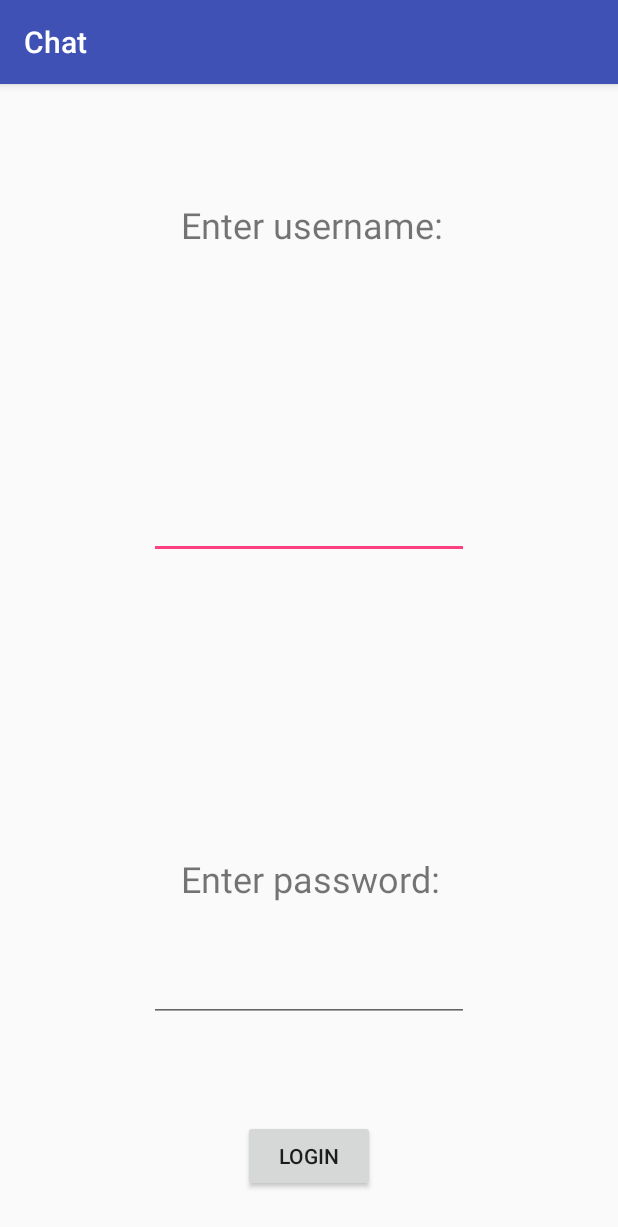
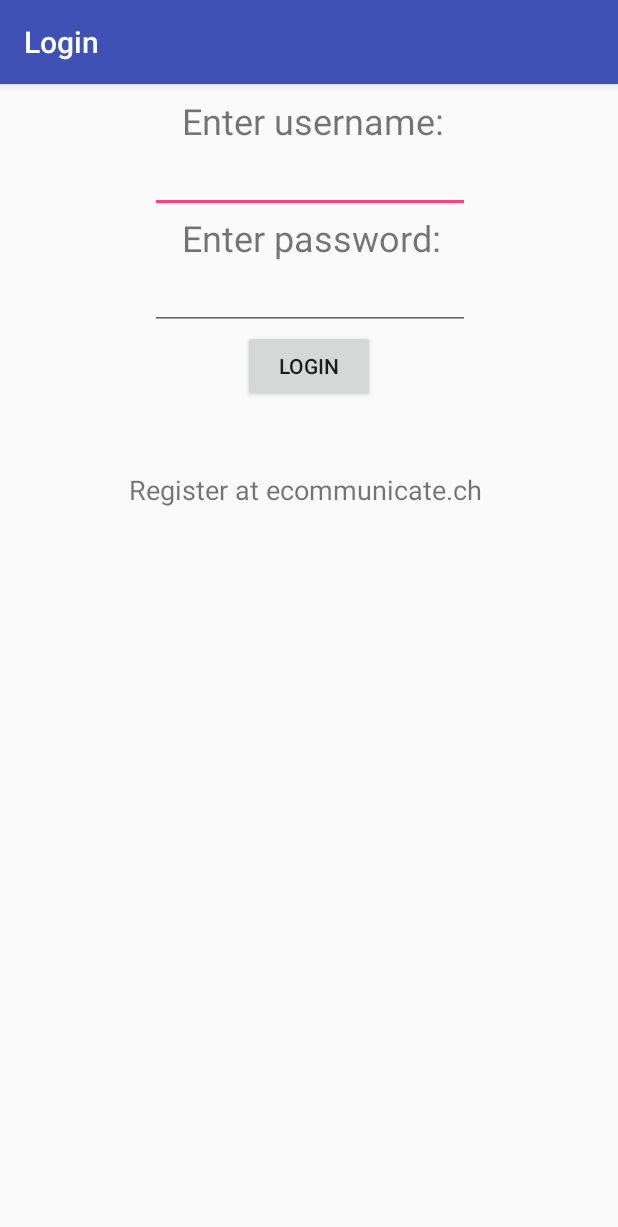
Before and after one commit to N-plat/android-app, an Android app: the screen it shows after launch (LoginActivity), on a phone screen of 412 x 824 dp. Shown: the top 1227 px of the screen. Run offline under Robolectric (Android 15) with nearby library versions, the phone set to English and light mode, and no system bars; our stand-ins replace Firebase (no records; nobody signed in at launch, a user with empty details on screens opened directly).

Commit message:
improve the loginactivity

```diff
--- a/app/src/main/java/com/example/amlevin/chat/LoginActivity.java
+++ b/app/src/main/java/com/example/amlevin/chat/LoginActivity.java
@@ -282,6 +282,8 @@ public class LoginActivity extends AppCompatActivity {
     protected void onCreate(Bundle savedInstanceState) {
         super.onCreate(savedInstanceState);
 
+        getSupportActionBar().setTitle("Login");
+
         auth = FirebaseAuth.getInstance();
 
         FirebaseUser user = auth.getCurrentUser();
--- a/app/src/main/res/layout/activity_login.xml
+++ b/app/src/main/res/layout/activity_login.xml
@@ -5,6 +5,23 @@
     android:layout_width="match_parent"
     android:layout_height="match_parent"
     tools:context="com.example.amlevin.chat.LoginActivity">
+
+    <TextView
+        android:id="@+id/textView3"
+        android:layout_width="wrap_content"
+        android:layout_height="wrap_content"
+        android:layout_marginStart="21dp"
+        android:text="Register at ecommunicate.ch"
+        android:textSize="18sp"
+        tools:layout_constraintBottom_creator="1"
+        tools:layout_constraintLeft_creator="1"
+        android:layout_marginTop="46dp"
+        app:layout_constraintTop_toBottomOf="@+id/btnLogin"
+        android:layout_marginLeft="8dp"
+        app:layout_constraintLeft_toLeftOf="parent"
+        android:layout_marginRight="8dp"
+        app:layout_constraintRight_toRightOf="parent"
+        app:layout_constraintHorizontal_bias="0.437" />
 
     <Button
         android:id="@+id/btnLogin"
@@ -14,11 +31,11 @@
         android:text="Login"
         tools:layout_constraintRight_creator="1"
         tools:layout_constraintBottom_creator="1"
-        app:layout_constraintBottom_toBottomOf="parent"
         app:layout_constraintRight_toRightOf="parent"
         tools:layout_constraintLeft_creator="1"
-        android:layout_marginBottom="29dp"
-        app:layout_constraintLeft_toLeftOf="parent" />
+        app:layout_constraintLeft_toLeftOf="parent"
+        android:layout_marginTop="0dp"
+        app:layout_constraintTop_toBottomOf="@+id/passwordText" />
 
     <EditText
         android:id="@+id/usernameText"
@@ -29,13 +46,12 @@
         tools:layout_constraintTop_creator="1"
         tools:layout_constraintRight_creator="1"
         tools:layout_constraintBottom_creator="1"
-        app:layout_constraintBottom_toTopOf="@+id/enterUsernameView"
         app:layout_constraintRight_toRightOf="parent"
-        android:layout_marginTop="70dp"
         tools:layout_constraintLeft_creator="1"
-        android:layout_marginBottom="73dp"
         app:layout_constraintLeft_toLeftOf="parent"
-        app:layout_constraintTop_toTopOf="@+id/textView2" />
+        app:layout_constraintHorizontal_bias="0.502"
+        android:layout_marginTop="0dp"
+        app:layout_constraintTop_toBottomOf="@+id/textView2" />
 
     <EditText
         android:id="@+id/passwordText"
@@ -45,11 +61,12 @@
         android:inputType="textPassword"
         tools:layout_constraintRight_creator="1"
         tools:layout_constraintBottom_creator="1"
-        app:layout_constraintBottom_toTopOf="@+id/btnLogin"
         app:layout_constraintRight_toRightOf="parent"
         tools:layout_constraintLeft_creator="1"
-        android:layout_marginBottom="65dp"
-        app:layout_constraintLeft_toLeftOf="parent" />
+        app:layout_constraintLeft_toLeftOf="parent"
+        app:layout_constraintHorizontal_bias="0.502"
+        android:layout_marginTop="0dp"
+        app:layout_constraintTop_toBottomOf="@+id/enterUsernameView" />
 
     <TextView
         android:id="@+id/enterUsernameView"
@@ -58,12 +75,12 @@
         android:text="Enter password:"
         android:textSize="24sp"
         tools:layout_constraintBottom_creator="1"
-        app:layout_constraintBottom_toTopOf="@+id/passwordText"
         android:layout_marginStart="21dp"
         tools:layout_constraintLeft_creator="1"
-        android:layout_marginBottom="34dp"
         app:layout_constraintLeft_toLeftOf="@+id/passwordText"
-        android:layout_marginLeft="21dp" />
+        android:layout_marginLeft="21dp"
+        android:layout_marginTop="0dp"
+        app:layout_constraintTop_toBottomOf="@+id/usernameText" />
 
     <TextView
         android:id="@+id/textView2"
@@ -73,7 +90,7 @@
         android:textSize="24sp"
         tools:layout_constraintTop_creator="1"
         android:layout_marginStart="21dp"
-        android:layout_marginTop="77dp"
+        android:layout_marginTop="8dp"
         tools:layout_constraintLeft_creator="1"
         app:layout_constraintLeft_toLeftOf="@+id/usernameText"
         app:layout_constraintTop_toTopOf="parent"
```
